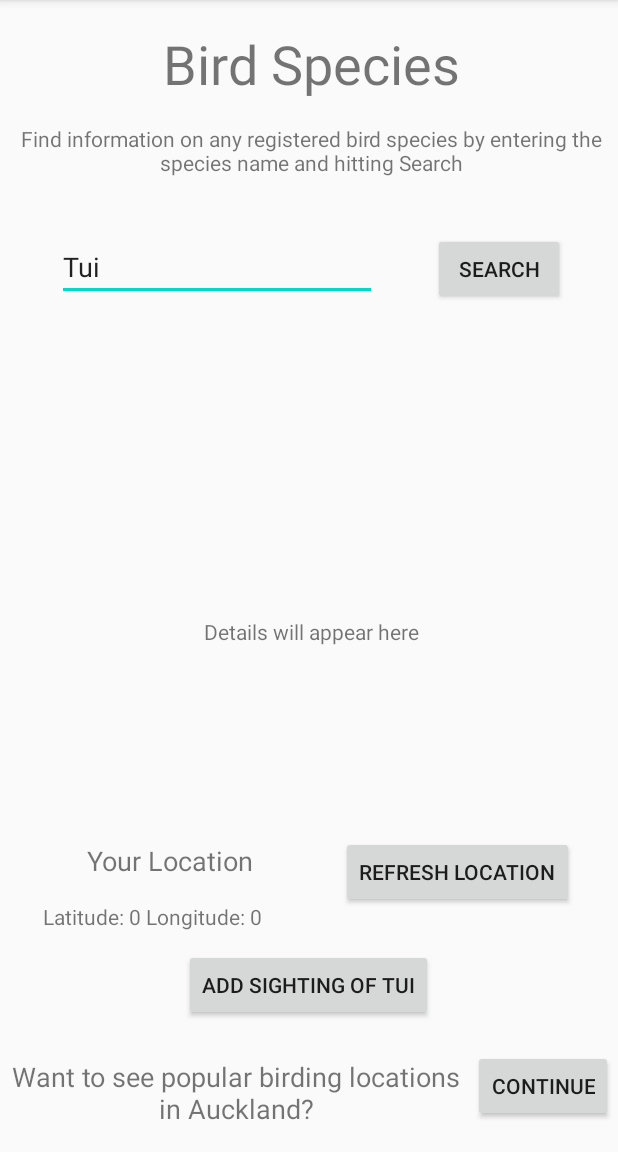
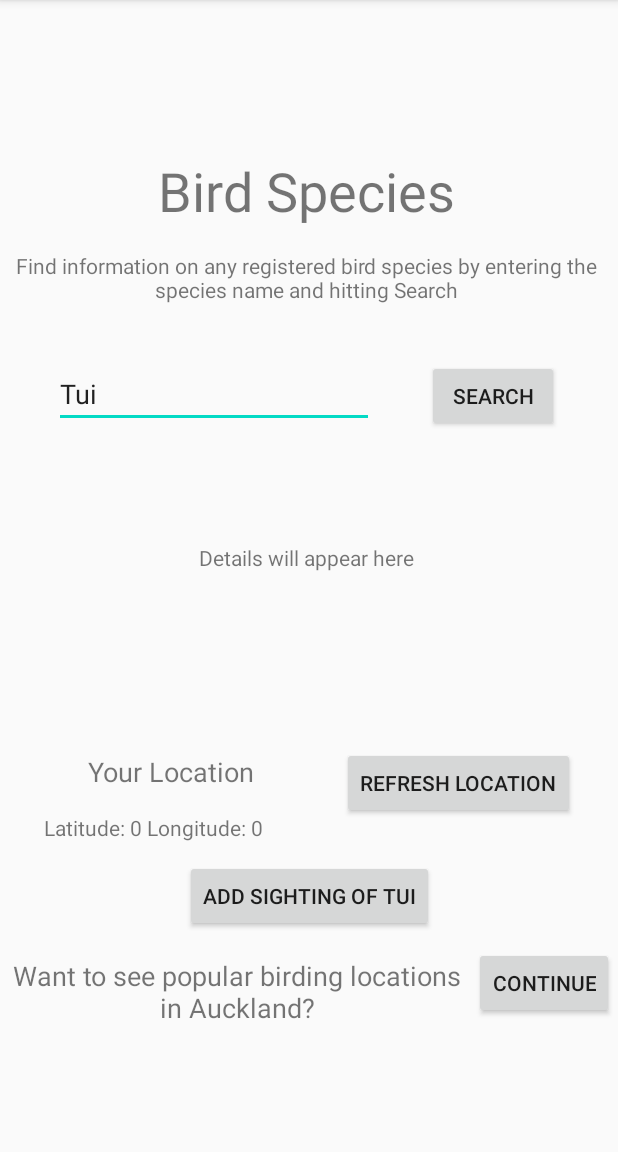
Before and after one commit to AthenaG536/Birds-Eye-View, an Android app: the Birding screen opened directly, with no data from a screen before it, on a phone screen of 412 x 824 dp, the part 84-1236 px from its top. Run offline under Robolectric (Android 15) with nearby library versions, the phone set to English and light mode, and no system bars; our stand-ins replace Volley.

Commit message:
Layout changes

```diff
--- a/app/src/main/res/layout/activity_birds.xml
+++ b/app/src/main/res/layout/activity_birds.xml
@@ -8,12 +8,14 @@
 
     <androidx.constraintlayout.widget.ConstraintLayout
         android:id="@+id/consLayoutTop"
-        android:layout_width="412dp"
-        android:layout_height="501dp"
+        android:layout_width="406dp"
+        android:layout_height="379dp"
         android:layout_marginStart="1dp"
         android:layout_marginLeft="1dp"
+        android:layout_marginTop="50dp"
         android:layout_marginEnd="1dp"
         android:layout_marginRight="1dp"
+        app:layout_constraintBottom_toTopOf="@+id/conLayoutBottom"
         app:layout_constraintEnd_toEndOf="parent"
         app:layout_constraintHorizontal_bias="0.0"
         app:layout_constraintStart_toStartOf="parent"
@@ -23,7 +25,7 @@
             android:id="@+id/txtVwBirdSpecies"
             android:layout_width="wrap_content"
             android:layout_height="wrap_content"
-            android:layout_marginTop="18dp"
+            android:layout_marginTop="24dp"
             android:text="Bird Species"
             android:textSize="36sp"
             app:layout_constraintEnd_toEndOf="parent"
@@ -71,7 +73,6 @@
             android:id="@+id/txtVwDetails"
             android:layout_width="wrap_content"
             android:layout_height="wrap_content"
-            android:layout_marginTop="140dp"
             android:gravity="center"
             android:text="Details will appear here"
             app:layout_constraintBottom_toBottomOf="parent"
@@ -86,13 +87,11 @@
         android:layout_height="221dp"
         android:layout_marginStart="1dp"
         android:layout_marginLeft="1dp"
-        android:layout_marginTop="1dp"
         android:layout_marginEnd="1dp"
         android:layout_marginRight="1dp"
-        android:layout_marginBottom="1dp"
+        android:layout_marginBottom="32dp"
         app:layout_constraintBottom_toBottomOf="parent"
         app:layout_constraintEnd_toEndOf="parent"
-        app:layout_constraintHorizontal_bias="1.0"
         app:layout_constraintStart_toStartOf="parent"
         app:layout_constraintTop_toBottomOf="@+id/consLayoutTop"
         app:layout_constraintVertical_bias="1.0">
@@ -126,7 +125,7 @@
             android:id="@+id/btnContinue"
             android:layout_width="wrap_content"
             android:layout_height="wrap_content"
-            android:layout_marginTop="19dp"
+            android:layout_marginTop="10dp"
             android:text="Continue"
             app:layout_constraintEnd_toEndOf="parent"
             app:layout_constraintHorizontal_bias="0.5"
@@ -137,7 +136,7 @@
             android:id="@+id/txtViewBirdingLocations"
             android:layout_width="310dp"
             android:layout_height="63dp"
-            android:layout_marginTop="16dp"
+            android:layout_marginTop="8dp"
             android:gravity="center"
             android:text="Want to see popular birding locations in Auckland?"
             android:textSize="18sp"
```
Also changed, not shown: 1 other file.
